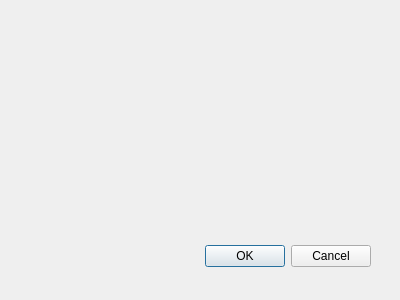
IPP-Projekt/Uczelnia_z_bibloteka_klas, file edytuj_dialog.ui: the form before one commit.
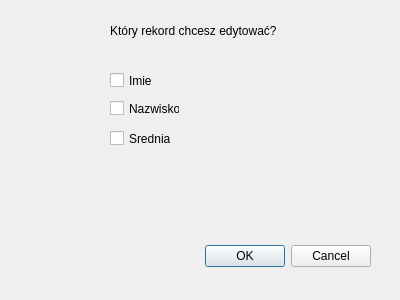
The form after the commit.

```diff
--- a/edytuj_dialog.ui
+++ b/edytuj_dialog.ui
@@ -31,6 +31,58 @@
     <set>QDialogButtonBox::Cancel|QDialogButtonBox::Ok</set>
    </property>
   </widget>
+  <widget class="QLabel" name="label">
+   <property name="geometry">
+    <rect>
+     <x>110</x>
+     <y>10</y>
+     <width>181</width>
+     <height>41</height>
+    </rect>
+   </property>
+   <property name="text">
+    <string>Który rekord chcesz edytować?</string>
+   </property>
+  </widget>
+  <widget class="QCheckBox" name="checkbox_imie">
+   <property name="geometry">
+    <rect>
+     <x>110</x>
+     <y>70</y>
+     <width>131</width>
+     <height>21</height>
+    </rect>
+   </property>
+   <property name="text">
+    <string>Imie</string>
+   </property>
+  </widget>
+  <widget class="QCheckBox" name="checkBox_nazwisko">
+   <property name="geometry">
+    <rect>
+     <x>110</x>
+     <y>100</y>
+     <width>70</width>
+     <height>17</height>
+    </rect>
+   </property>
+   <property name="text">
+    <string>Nazwisko</string>
+   </property>
+  </widget>
+  <widget class="QCheckBox" name="checkBox_srednia">
+   <property name="geometry">
+    <rect>
+     <x>110</x>
+     <y>130</y>
+     <width>70</width>
+     <height>17</height>
+    </rect>
+   </property>
+   <property name="text">
+    <string>Srednia</string>
+   </property>
+  </widget>
  </widget>
  <pixmapfunction/>
  <resources/>
```
Left out of the diff: 5 changed lines with no effect on the pictures.
